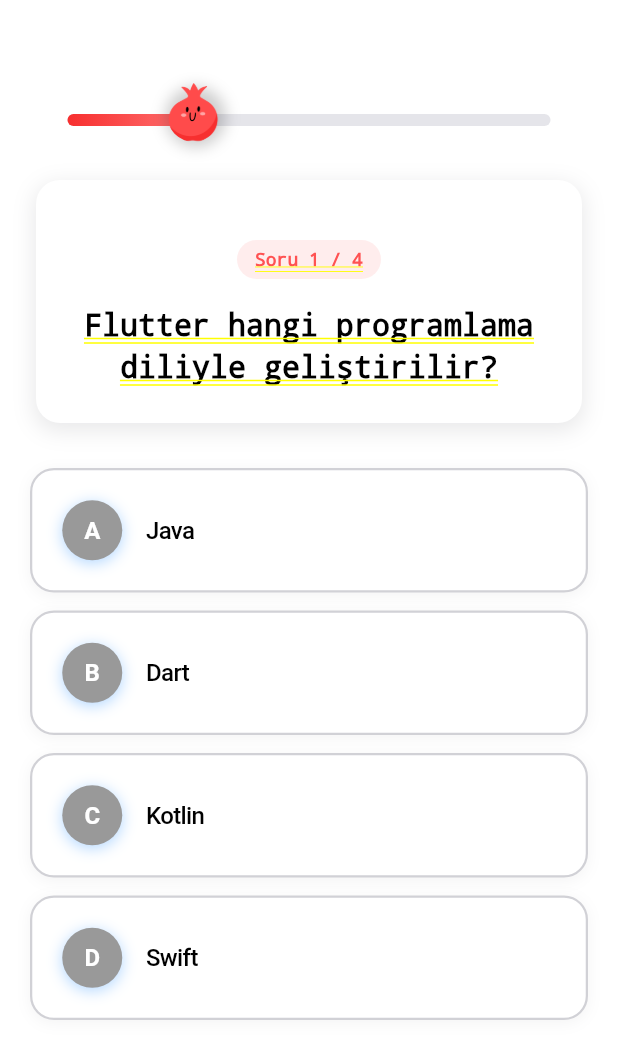
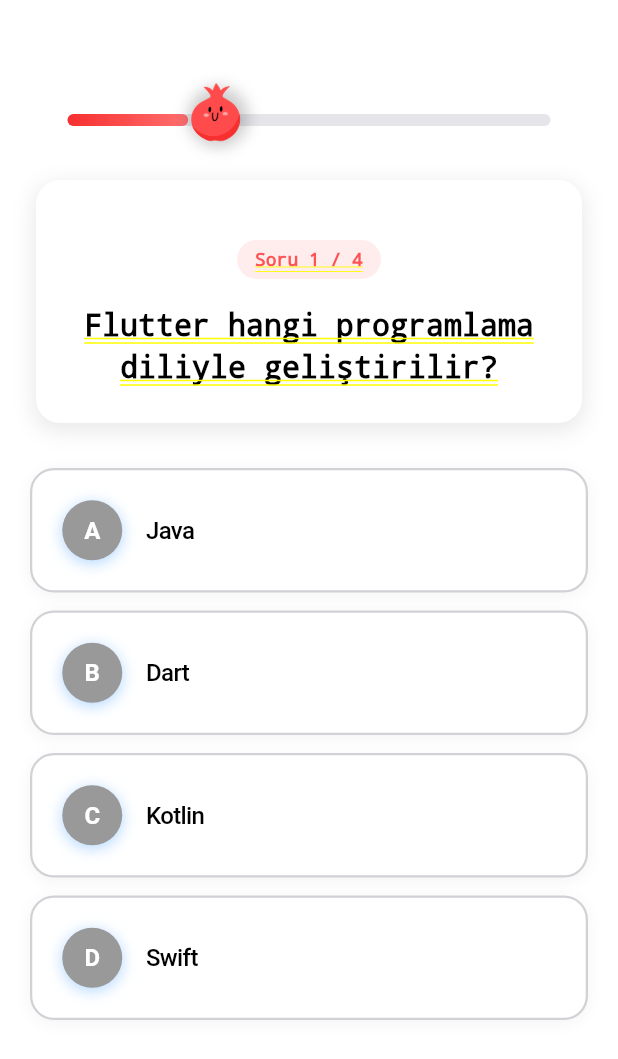
Before and after one commit to kardelenkeles/ui-quiz, a Flutter app: the screen it shows after launch, on a phone screen of 412 x 824 dp. Shown: the top 1059 px of the screen. Run offline on Flutter 3.47's test engine with Material 3 defaults, Android fonts, the phone set to English and light mode, and no system bars; our stand-ins replace cloud_firestore, firebase_auth, firebase_core, flashy_tab_bar2, flutter_dotenv, google_sign_in; accounts and stored records are empty.

Commit message:
feat: Update progress bar animation duration and adjust icon positioning

```diff
--- a/lib/screens/quiz_play.dart
+++ b/lib/screens/quiz_play.dart
@@ -363,7 +363,7 @@ class _QuizPlayScreenState extends State<QuizPlayScreen> {
             child: Stack(
               children: [
                 AnimatedContainer(
-                  duration: const Duration(milliseconds: 0),
+                  duration: const Duration(milliseconds: 400),
                   width: totalWidth * progress,
                   decoration: BoxDecoration(
                     gradient: const LinearGradient(
@@ -375,12 +375,9 @@ class _QuizPlayScreenState extends State<QuizPlayScreen> {
               ],
             ),
           ),
-          // İkon - progress bar'ın tam ucunda
           Positioned(
-            left:
-                (totalWidth * progress) -
-                15, // Icon'u tam uca yerleştir (30/2 = 15)
-            top: 15, // Progress bar'ın ortasına hizala (30-8)/2 = 11
+            left: (totalWidth * progress).clamp(0, totalWidth - 40),
+            top: 15,
             child: Container(
               width: 40,
               height: 40,
```
